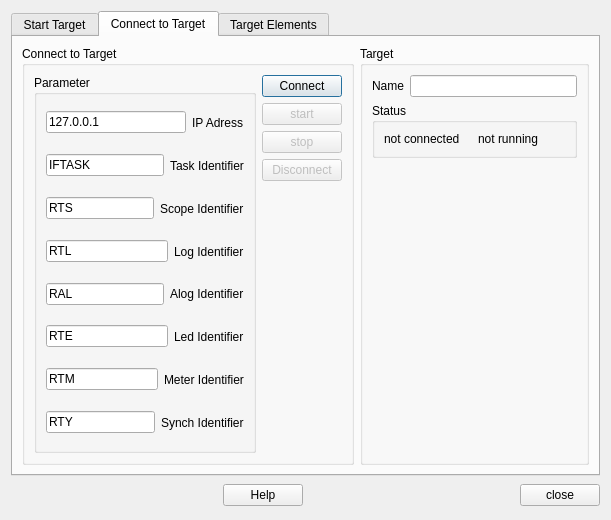
fcuzzocrea/QRTAILab, file trunk/src/qrl_targets_manager.ui: the form before one commit.
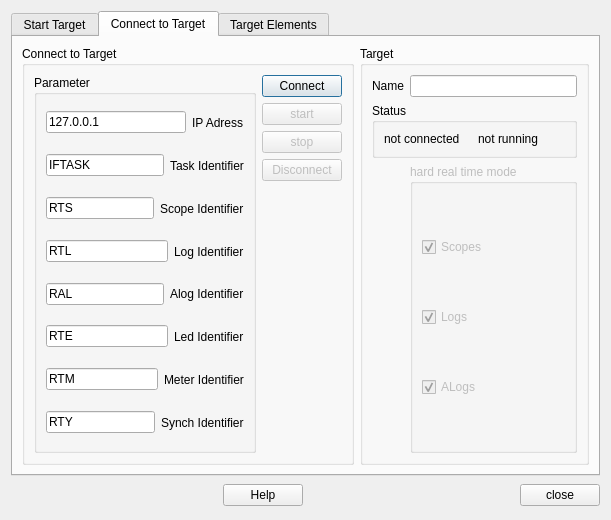
The form after the commit. Icons and pictures are not drawn.

```diff
--- a/trunk/src/qrl_targets_manager.ui
+++ b/trunk/src/qrl_targets_manager.ui
@@ -209,14 +209,6 @@
       </layout>
      </widget>
      <widget class="QWidget" name="tab_2" >
-      <property name="geometry" >
-       <rect>
-        <x>0</x>
-        <y>0</y>
-        <width>589</width>
-        <height>433</height>
-       </rect>
-      </property>
       <attribute name="title" >
        <string>Connect to Target</string>
       </attribute>
@@ -264,7 +256,52 @@
             </layout>
            </widget>
           </item>
-          <item row="2" column="0" >
+          <item row="4" column="1" >
+           <widget class="QGroupBox" name="hartGroupBox" >
+            <property name="enabled" >
+             <bool>false</bool>
+            </property>
+            <property name="title" >
+             <string>hard real time mode</string>
+            </property>
+            <property name="checkable" >
+             <bool>false</bool>
+            </property>
+            <layout class="QGridLayout" name="gridLayout" >
+             <item row="0" column="0" >
+              <widget class="QCheckBox" name="scopesCheckBox" >
+               <property name="text" >
+                <string>Scopes</string>
+               </property>
+               <property name="checked" >
+                <bool>true</bool>
+               </property>
+              </widget>
+             </item>
+             <item row="1" column="0" >
+              <widget class="QCheckBox" name="logsCheckbox" >
+               <property name="text" >
+                <string>Logs</string>
+               </property>
+               <property name="checked" >
+                <bool>true</bool>
+               </property>
+              </widget>
+             </item>
+             <item row="2" column="0" >
+              <widget class="QCheckBox" name="aLogsCheckBox" >
+               <property name="text" >
+                <string>ALogs</string>
+               </property>
+               <property name="checked" >
+                <bool>true</bool>
+               </property>
+              </widget>
+             </item>
+            </layout>
+           </widget>
+          </item>
+          <item row="4" column="0" >
            <spacer name="verticalSpacer" >
             <property name="orientation" >
              <enum>Qt::Vertical</enum>
```
Left out of the diff: 23 changed lines with no effect on the pictures.
